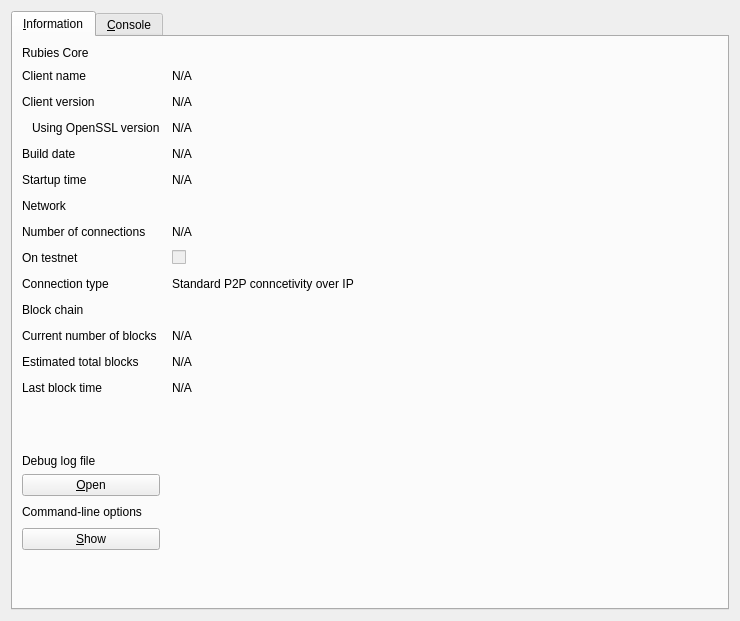
Qt form src/qt/forms/rpcconsole.ui (uniibu/rubies-core-dev) before a commit.
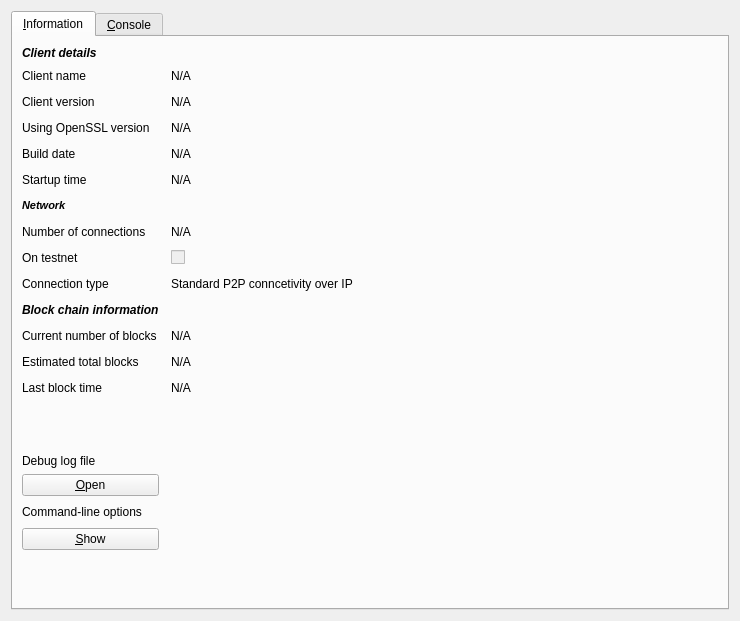
The same form after that commit. Icons and pictures are not drawn.

```diff
--- a/src/qt/forms/rpcconsole.ui
+++ b/src/qt/forms/rpcconsole.ui
@@ -533,12 +533,13 @@
         <widget class="QLabel" name="label_11">
          <property name="font">
           <font>
+           <pointsize>8</pointsize>
            <weight>50</weight>
            <bold>false</bold>
           </font>
          </property>
          <property name="text">
-          <string>Network</string>
+          <string>&lt;html&gt;&lt;head/&gt;&lt;body&gt;&lt;p&gt;&lt;span style=&quot; font-weight:600; font-style:italic;&quot;&gt;Network&lt;/span&gt;&lt;/p&gt;&lt;/body&gt;&lt;/html&gt;</string>
          </property>
         </widget>
        </item>
@@ -591,7 +592,7 @@
           <string>Using OpenSSL version</string>
          </property>
          <property name="indent">
-          <number>10</number>
+          <number>0</number>
          </property>
         </widget>
        </item>
@@ -625,7 +626,7 @@
           </font>
          </property>
          <property name="text">
-          <string>Block chain</string>
+          <string>&lt;html&gt;&lt;head/&gt;&lt;body&gt;&lt;p&gt;&lt;span style=&quot; font-weight:600; font-style:italic;&quot;&gt;Block chain information&lt;/span&gt;&lt;/p&gt;&lt;/body&gt;&lt;/html&gt;</string>
          </property>
         </widget>
        </item>
@@ -745,7 +746,7 @@
           </font>
          </property>
          <property name="text">
-          <string>Rubies Core</string>
+          <string>&lt;html&gt;&lt;head/&gt;&lt;body&gt;&lt;p&gt;&lt;span style=&quot; font-weight:600; font-style:italic;&quot;&gt;Client details&lt;/span&gt;&lt;/p&gt;&lt;/body&gt;&lt;/html&gt;</string>
          </property>
         </widget>
        </item>
```
